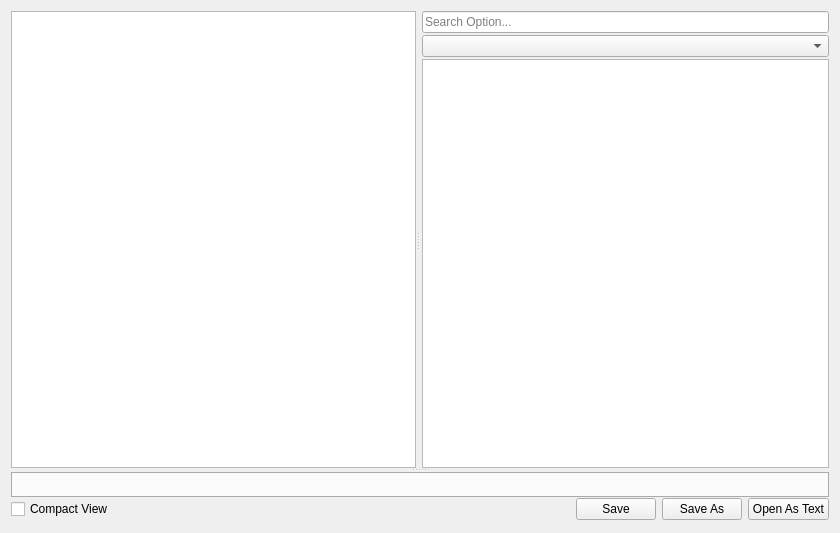
The window that src/option/solveroptionwidget.ui (GAMS-dev/studio) describes before a commit, drawn with Qt 5.
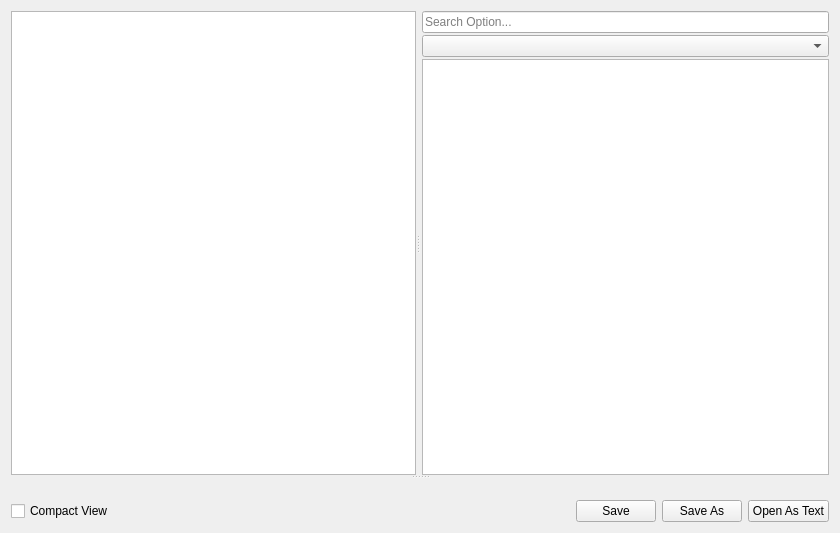
The same window after the commit.

Commit message: used stackedwidget instead of tabwidget for reporting option message

Patch:
```diff
--- a/src/option/solveroptionwidget.ui
+++ b/src/option/solveroptionwidget.ui
@@ -90,19 +90,13 @@
         <number>0</number>
        </property>
        <item>
-        <widget class="QTabWidget" name="solverOptionMessageTabWidget">
+        <widget class="QStackedWidget" name="solverOptionMessageStackedWidget">
          <property name="sizePolicy">
           <sizepolicy hsizetype="Expanding" vsizetype="Preferred">
            <horstretch>0</horstretch>
            <verstretch>0</verstretch>
           </sizepolicy>
          </property>
-         <property name="tabPosition">
-          <enum>QTabWidget::South</enum>
-         </property>
-         <property name="tabShape">
-          <enum>QTabWidget::Rounded</enum>
-         </property>
         </widget>
        </item>
        <item>
```
Left out of the diff: 2 changed lines with no effect on the pictures. The commit also changes 1 other file.
